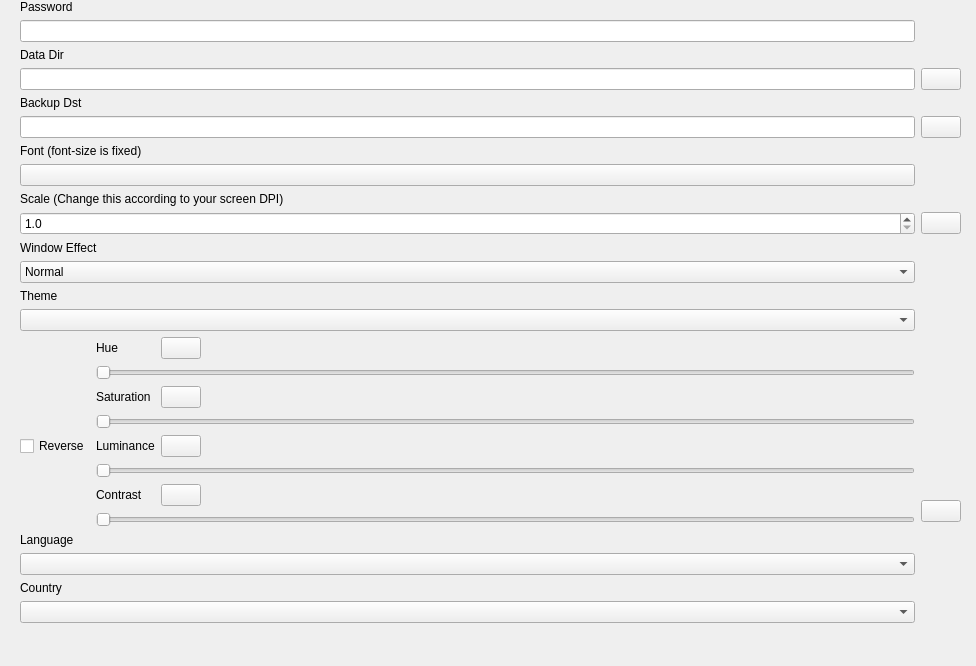
Old version of the form src/DTPySide/DTModule/Ui_DTSetting.ui in the repository Holence/DTPySide.
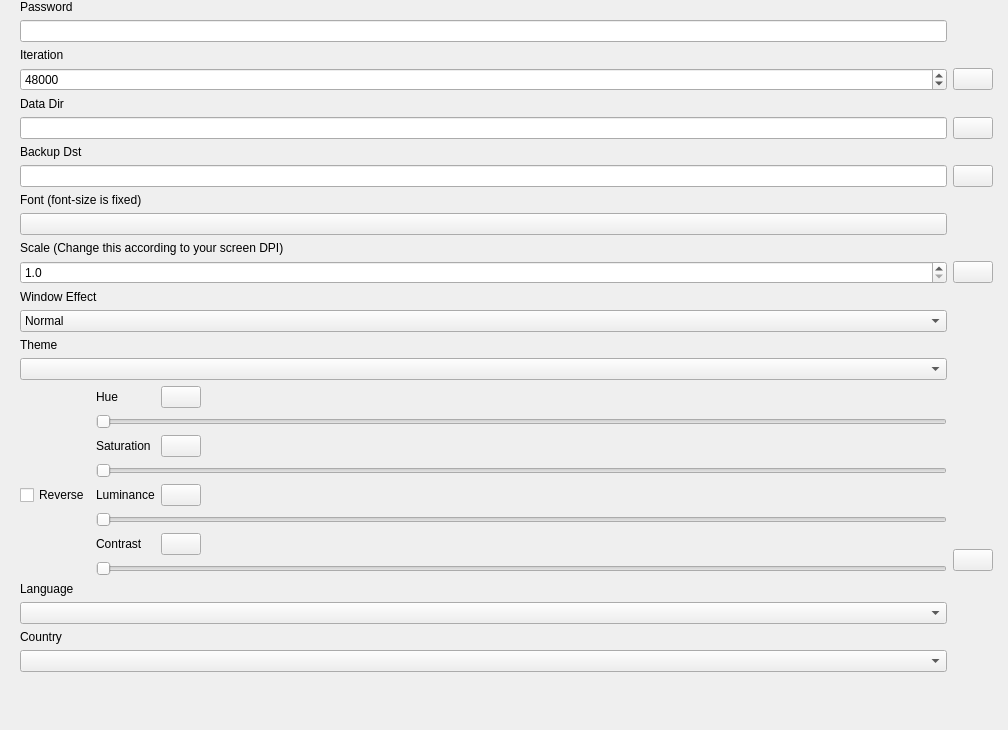
New version of the form. Custom widgets are drawn as their Qt base class.

Commit message: add setting for PBKDF2HMAC iteration

What changed in the file:
```diff
--- a/src/DTPySide/DTModule/Ui_DTSetting.ui
+++ b/src/DTPySide/DTModule/Ui_DTSetting.ui
@@ -6,8 +6,8 @@
    <rect>
     <x>0</x>
     <y>0</y>
-    <width>976</width>
-    <height>666</height>
+    <width>1008</width>
+    <height>730</height>
    </rect>
   </property>
   <property name="windowTitle">
@@ -78,8 +78,8 @@
            <rect>
             <x>0</x>
             <y>0</y>
-            <width>948</width>
-            <height>666</height>
+            <width>980</width>
+            <height>730</height>
            </rect>
           </property>
           <layout class="QGridLayout" name="gridLayout">
@@ -95,20 +95,122 @@
            <property name="bottomMargin">
             <number>0</number>
            </property>
-           <item row="1" column="0">
-            <widget class="QLineEdit" name="lineEdit_password"/>
+           <item row="16" column="1">
+            <layout class="QVBoxLayout" name="verticalLayout_color">
+             <property name="spacing">
+              <number>0</number>
+             </property>
+             <property name="topMargin">
+              <number>34</number>
+             </property>
+             <property name="bottomMargin">
+              <number>5</number>
+             </property>
+             <item>
+              <widget class="QLabel" name="label_color_preview">
+               <property name="sizePolicy">
+                <sizepolicy hsizetype="Fixed" vsizetype="Fixed">
+                 <horstretch>0</horstretch>
+                 <verstretch>0</verstretch>
+                </sizepolicy>
+               </property>
+               <property name="minimumSize">
+                <size>
+                 <width>26</width>
+                 <height>26</height>
+                </size>
+               </property>
+               <property name="maximumSize">
+                <size>
+                 <width>26</width>
+                 <height>26</height>
+                </size>
+               </property>
+               <property name="text">
+                <string/>
+               </property>
+               <property name="alignment">
+                <set>Qt::AlignCenter</set>
+               </property>
+              </widget>
+             </item>
+             <item>
+              <spacer name="verticalSpacer_2">
+               <property name="orientation">
+                <enum>Qt::Vertical</enum>
+               </property>
+               <property name="sizeHint" stdset="0">
+                <size>
+                 <width>20</width>
+                 <height>40</height>
+                </size>
+               </property>
+              </spacer>
+             </item>
+             <item>
+              <widget class="DTApplyButton" name="pushButton_color">
+               <property name="sizePolicy">
+                <sizepolicy hsizetype="Fixed" vsizetype="Fixed">
+                 <horstretch>0</horstretch>
+                 <verstretch>0</verstretch>
+                </sizepolicy>
+               </property>
+              </widget>
+             </item>
+            </layout>
            </item>
-           <item row="6" column="0">
+           <item row="11" column="1">
+            <widget class="DTApplyButton" name="pushButton_scale">
+             <property name="sizePolicy">
+              <sizepolicy hsizetype="Fixed" vsizetype="Fixed">
+               <horstretch>0</horstretch>
+               <verstretch>0</verstretch>
+              </sizepolicy>
+             </property>
+            </widget>
+           </item>
+           <item row="8" column="0">
             <widget class="QLabel" name="label_font">
              <property name="text">
               <string>Font (font-size is fixed)</string>
              </property>
             </widget>
            </item>
-           <item row="5" column="1">
-            <widget class="DTApplyButton" name="pushButton_backup">
+           <item row="5" column="0">
+            <widget class="QLineEdit" name="lineEdit_data_dir">
+             <property name="readOnly">
+              <bool>true</bool>
+             </property>
+            </widget>
+           </item>
+           <item row="12" column="0">
+            <widget class="QLabel" name="label_window_effect">
+             <property name="text">
+              <string>Window Effect</string>
+             </property>
+            </widget>
+           </item>
+           <item row="6" column="0">
+            <widget class="QLabel" name="label_backup">
+             <property name="text">
+              <string>Backup Dst</string>
+             </property>
+            </widget>
+           </item>
+           <item row="1" column="0">
+            <widget class="QLineEdit" name="lineEdit_password"/>
+           </item>
+           <item row="4" column="0">
+            <widget class="QLabel" name="label_data_dir">
+             <property name="text">
+              <string>Data Dir</string>
+             </property>
+            </widget>
+           </item>
+           <item row="15" column="0">
+            <widget class="LazyCombobox" name="comboBox_theme">
              <property name="sizePolicy">
-              <sizepolicy hsizetype="Fixed" vsizetype="Fixed">
+              <sizepolicy hsizetype="Preferred" vsizetype="Preferred">
                <horstretch>0</horstretch>
                <verstretch>0</verstretch>
               </sizepolicy>
@@ -116,6 +218,122 @@
             </widget>
            </item>
            <item row="14" column="0">
+            <widget class="QLabel" name="label_theme">
+             <property name="text">
+              <string>Theme</string>
+             </property>
+            </widget>
+           </item>
+           <item row="7" column="1">
+            <widget class="DTApplyButton" name="pushButton_backup">
+             <property name="sizePolicy">
+              <sizepolicy hsizetype="Fixed" vsizetype="Fixed">
+               <horstretch>0</horstretch>
+               <verstretch>0</verstretch>
+              </sizepolicy>
+             </property>
+            </widget>
+           </item>
+           <item row="11" column="0">
+            <widget class="QDoubleSpinBox" name="spinBox_scale">
+             <property name="decimals">
+              <number>1</number>
+             </property>
+             <property name="minimum">
+              <double>1.000000000000000</double>
+             </property>
+             <property name="maximum">
+              <double>10.000000000000000</double>
+             </property>
+             <property name="singleStep">
+              <double>0.100000000000000</double>
+             </property>
+            </widget>
+           </item>
+           <item row="5" column="1">
+            <widget class="DTApplyButton" name="pushButton_data_dir">
+             <property name="sizePolicy">
+              <sizepolicy hsizetype="Fixed" vsizetype="Fixed">
+               <horstretch>0</horstretch>
+               <verstretch>0</verstretch>
+              </sizepolicy>
+             </property>
+            </widget>
+           </item>
+           <item row="13" column="0">
+            <widget class="LazyCombobox" name="comboBox_window_effect">
+             <property name="sizePolicy">
+              <sizepolicy hsizetype="Preferred" vsizetype="Preferred">
+               <horstretch>0</horstretch>
+               <verstretch>0</verstretch>
+              </sizepolicy>
+             </property>
+             <item>
+              <property name="text">
+               <string>Normal</string>
+              </property>
+             </item>
+             <item>
+              <property name="text">
+               <string>Aero</string>
+              </property>
+             </item>
+             <item>
+              <property name="text">
+               <string>Acrylic</string>
+              </property>
+             </item>
+            </widget>
+           </item>
+           <item row="17" column="0">
+            <widget class="QLabel" name="label_language">
+             <property name="text">
+              <string>Language</string>
+             </property>
+            </widget>
+           </item>
+           <item row="19" column="0">
+            <widget class="QLabel" name="label_country">
+             <property name="text">
+              <string>Country</string>
+             </property>
+            </widget>
+           </item>
+           <item row="18" column="0">
+            <widget class="LazyCombobox" name="comboBox_language">
+             <property name="sizePolicy">
+              <sizepolicy hsizetype="Preferred" vsizetype="Preferred">
+               <horstretch>0</horstretch>
+               <verstretch>0</verstretch>
+              </sizepolicy>
+             </property>
+            </widget>
+           </item>
+           <item row="2" column="0">
+            <widget class="QLabel" name="label_iteration">
+             <property name="text">
+              <string>Iteration</string>
+             </property>
+            </widget>
+           </item>
+           <item row="20" column="0">
+            <widget class="LazyCombobox" name="comboBox_country">
+             <property name="sizePolicy">
+              <sizepolicy hsizetype="Preferred" vsizetype="Preferred">
+               <horstretch>0</horstretch>
+               <verstretch>0</verstretch>
+              </sizepolicy>
+             </property>
+            </widget>
+           </item>
+           <item row="7" column="0">
+            <widget class="QLineEdit" name="lineEdit_backup">
+             <property name="readOnly">
+              <bool>true</bool>
+             </property>
+            </widget>
+           </item>
+           <item row="16" column="0">
             <layout class="QGridLayout" name="gridLayout_2">
              <item row="2" column="3">
               <spacer name="horizontalSpacer_2">
@@ -307,104 +525,7 @@
              </item>
             </layout>
            </item>
-           <item row="3" column="0">
-            <widget class="QLineEdit" name="lineEdit_data_dir">
-             <property name="readOnly">
-              <bool>true</bool>
-             </property>
-            </widget>
-           </item>
-           <item row="3" column="1">
-            <widget class="DTApplyButton" name="pushButton_data_dir">
-             <property name="sizePolicy">
-              <sizepolicy hsizetype="Fixed" vsizetype="Fixed">
-               <horstretch>0</horstretch>
-               <verstretch>0</verstretch>
-              </sizepolicy>
-             </property>
-            </widget>
-           </item>
-           <item row="16" column="0">
-            <widget class="LazyCombobox" name="comboBox_language">
-             <property name="sizePolicy">
-              <sizepolicy hsizetype="Preferred" vsizetype="Preferred">
-               <horstretch>0</horstretch>
-               <verstretch>0</verstretch>
-              </sizepolicy>
-             </property>
-            </widget>
-           </item>
-           <item row="5" column="0">
-            <widget class="QLineEdit" name="lineEdit_backup">
-             <property name="readOnly">
-              <bool>true</bool>
-             </property>
-            </widget>
-           </item>
-           <item row="8" column="0">
-            <widget class="QLabel" name="label_scale">
-             <property name="text">
-              <string>Scale (Change this according to your screen DPI)</string>
-             </property>
-            </widget>
-           </item>
-           <item row="10" column="0">
-            <widget class="QLabel" name="label_window_effect">
-             <property name="text">
-              <string>Window Effect</string>
-             </property>
-            </widget>
-           </item>
-           <item row="15" column="0">
-            <widget class="QLabel" name="label_language">
-             <property name="text">
-              <string>Language</string>
-             </property>
-            </widget>
-           </item>
-           <item row="2" column="0">
-            <widget class="QLabel" name="label_data_dir">
-             <property name="text">
-              <string>Data Dir</string>
-             </property>
-            </widget>
-           </item>
-           <item row="18" column="0">
-            <widget class="LazyCombobox" name="comboBox_country">
-             <property name="sizePolicy">
-              <sizepolicy hsizetype="Preferred" vsizetype="Preferred">
-               <horstretch>0</horstretch>
-               <verstretch>0</verstretch>
-              </sizepolicy>
-             </property>
-            </widget>
-           </item>
-           <item row="11" column="0">
-            <widget class="LazyCombobox" name="comboBox_window_effect">
-             <property name="sizePolicy">
-              <sizepolicy hsizetype="Preferred" vsizetype="Preferred">
-               <horstretch>0</horstretch>
-               <verstretch>0</verstretch>
-              </sizepolicy>
-             </property>
-             <item>
-              <property name="text">
-               <string>Normal</string>
-              </property>
-             </item>
-             <item>
-              <property name="text">
-               <string>Aero</string>
-              </property>
-             </item>
-             <item>
-              <property name="text">
-               <string>Acrylic</string>
-              </property>
-             </item>
-            </widget>
-           </item>
-           <item row="19" column="1">
+           <item row="21" column="1">
             <spacer name="verticalSpacer">
              <property name="orientation">
               <enum>Qt::Vertical</enum>
@@ -417,10 +538,10 @@
              </property>
             </spacer>
            </item>
-           <item row="4" column="0">
-            <widget class="QLabel" name="label_backup">
+           <item row="10" column="0">
+            <widget class="QLabel" name="label_scale">
              <property name="text">
-              <string>Backup Dst</string>
+              <string>Scale (Change this according to your screen DPI)</string>
              </property>
             </widget>
            </item>
@@ -431,24 +552,7 @@
              </property>
             </widget>
            </item>
-           <item row="9" column="1">
-            <widget class="DTApplyButton" name="pushButton_scale">
-             <property name="sizePolicy">
-              <sizepolicy hsizetype="Fixed" vsizetype="Fixed">
-               <horstretch>0</horstretch>
-               <verstretch>0</verstretch>
-              </sizepolicy>
-             </property>
-            </widget>
-           </item>
-           <item row="12" column="0">
-            <widget class="QLabel" name="label_theme">
-             <property name="text">
-              <string>Theme</string>
-             </property>
-            </widget>
-           </item>
-           <item row="7" column="0">
+           <item row="9" column="0">
             <widget class="QPushButton" name="pushButton_font">
              <property name="sizePolicy">
               <sizepolicy hsizetype="Minimum" vsizetype="Fixed">
@@ -458,103 +562,32 @@
              </property>
             </widget>
            </item>
-           <item row="13" column="0">
-            <widget class="LazyCombobox" name="comboBox_theme">
+           <item row="3" column="0">
+            <widget class="QSpinBox" name="spinBox_iteration">
+             <property name="minimum">
+              <number>1</number>
+             </property>
+             <property name="maximum">
+              <number>1000000000</number>
+             </property>
+             <property name="singleStep">
+              <number>10000</number>
+             </property>
+             <property name="value">
+              <number>48000</number>
+             </property>
+            </widget>
+           </item>
+           <item row="3" column="1">
+            <widget class="DTApplyButton" name="pushButton_iteration">
              <property name="sizePolicy">
-              <sizepolicy hsizetype="Preferred" vsizetype="Preferred">
+              <sizepolicy hsizetype="Fixed" vsizetype="Fixed">
                <horstretch>0</horstretch>
                <verstretch>0</verstretch>
               </sizepolicy>
              </property>
             </widget>
            </item>
-           <item row="17" column="0">
-            <widget class="QLabel" name="label_country">
-             <property name="text">
-              <string>Country</string>
-             </property>
-            </widget>
-           </item>
-           <item row="9" column="0">
-            <widget class="QDoubleSpinBox" name="spinBox_scale">
-             <property name="decimals">
-              <number>1</number>
-             </property>
-             <property name="minimum">
-              <double>1.000000000000000</double>
-             </property>
-             <property name="maximum">
-              <double>10.000000000000000</double>
-             </property>
-             <property name="singleStep">
-              <double>0.100000000000000</double>
-             </property>
-            </widget>
-           </item>
-           <item row="14" column="1">
-            <layout class="QVBoxLayout" name="verticalLayout_color">
-             <property name="spacing">
-              <number>0</number>
-             </property>
-             <property name="topMargin">
-              <number>34</number>
-             </property>
-             <property name="bottomMargin">
-              <number>5</number>
-             </property>
-             <item>
-              <widget class="QLabel" name="label_color_preview">
-               <property name="sizePolicy">
-                <sizepolicy hsizetype="Fixed" vsizetype="Fixed">
-                 <horstretch>0</horstretch>
-                 <verstretch>0</verstretch>
-                </sizepolicy>
-               </property>
-               <property name="minimumSize">
-                <size>
-                 <width>26</width>
-                 <height>26</height>
-                </size>
-               </property>
-               <property name="maximumSize">
-                <size>
-                 <width>26</width>
-                 <height>26</height>
-                </size>
-               </property>
-               <property name="text">
-                <string/>
-               </property>
-               <property name="alignment">
-                <set>Qt::AlignCenter</set>
-               </property>
-              </widget>
-             </item>
-             <item>
-              <spacer name="verticalSpacer_2">
-               <property name="orientation">
-                <enum>Qt::Vertical</enum>
-               </property>
-               <property name="sizeHint" stdset="0">
-                <size>
-                 <width>20</width>
-                 <height>40</height>
-                </size>
-               </property>
-              </spacer>
-             </item>
-             <item>
-              <widget class="DTApplyButton" name="pushButton_color">
-               <property name="sizePolicy">
-                <sizepolicy hsizetype="Fixed" vsizetype="Fixed">
-                 <horstretch>0</horstretch>
-                 <verstretch>0</verstretch>
-                </sizepolicy>
-               </property>
-              </widget>
-             </item>
-            </layout>
-           </item>
           </layout>
          </widget>
         </widget>
```
The commit also changes 9 other files.
